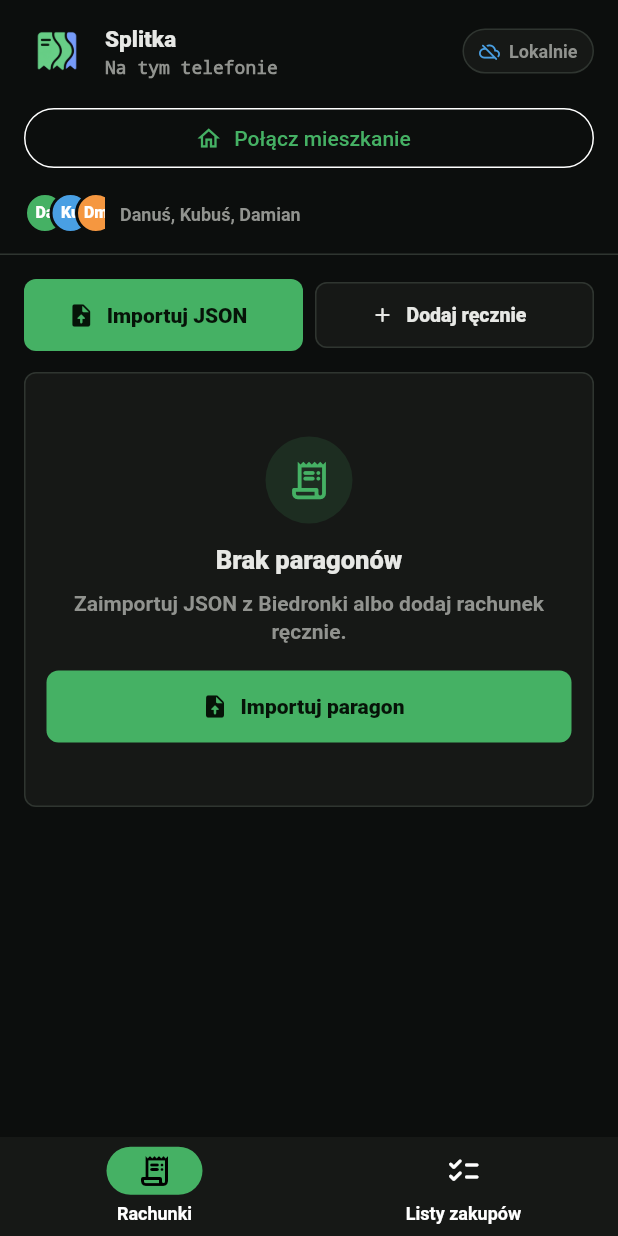
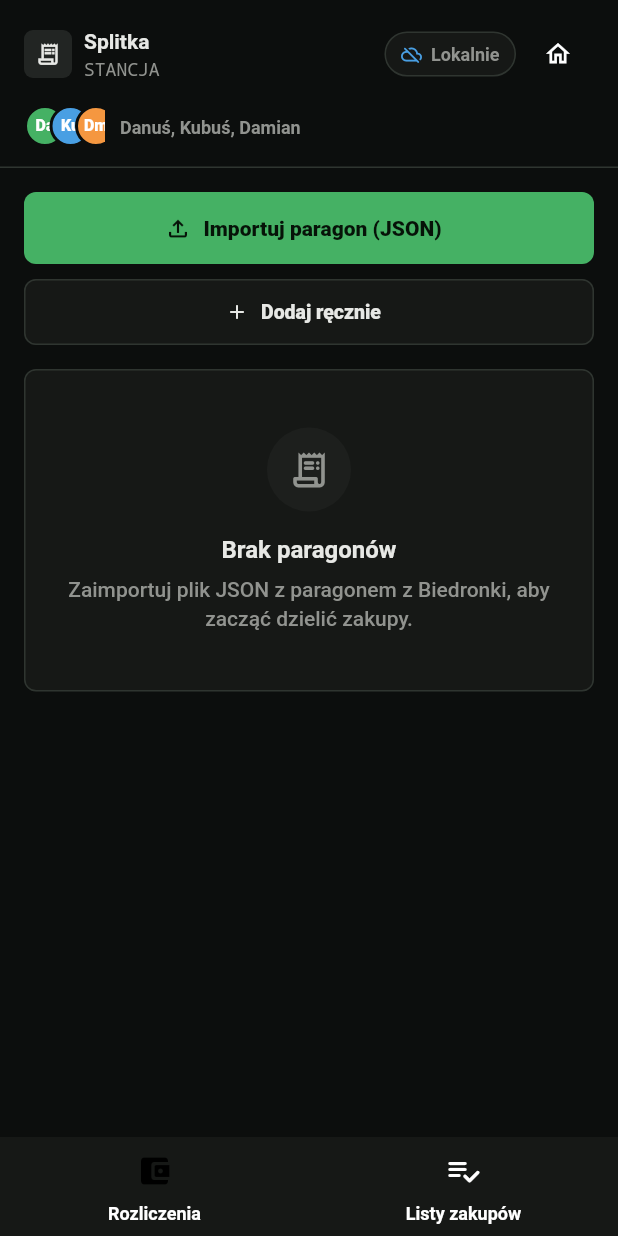
Before and after one commit to Mortexer/Splitka, a Flutter app: the screen it shows after launch, on a phone screen of 412 x 824 dp. Run offline on Flutter 3.47's test engine with Material 3 defaults, Android fonts, the phone set to English and light mode, and no system bars; our stand-ins replace cloud_firestore, file_picker, firebase_auth, firebase_core, shared_preferences; accounts and stored records are empty.

Commit message:
style: redesign bill splitting screens

```diff
--- a/lib/ui/dashboard_screen.dart
+++ b/lib/ui/dashboard_screen.dart
@@ -4,6 +4,7 @@ import '../domain/money.dart';
 import '../domain/models.dart';
 import '../domain/receipts.dart';
 import '../domain/settlements.dart';
+import '../domain/shopping_lists.dart';
 import '../state/household_controller.dart';
 import 'common_widgets.dart';
 import 'room_dialog.dart';
@@ -51,6 +52,15 @@ class _DashboardScreenState extends State<DashboardScreen> {
   Widget build(BuildContext context) {
     final household = controller.household;
     final settlement = calculateSettlement(household);
+    final shoppingBadge = shoppingListIds(household).fold<int>(
+      0,
+      (sum, listId) =>
+          sum +
+          shoppingItems(
+            household,
+            listId,
+          ).where((item) => !item.completed).length,
+    );
 
     return Scaffold(
       body: SafeArea(
@@ -59,6 +69,7 @@ class _DashboardScreenState extends State<DashboardScreen> {
             children: [
               _Header(
                 controller: controller,
+                selectedTab: _selectedTab,
                 onRoomPressed: () => showDialog<void>(
                   context: context,
                   barrierDismissible: false,
@@ -72,23 +83,21 @@ class _DashboardScreenState extends State<DashboardScreen> {
                     ListView(
                       padding: const EdgeInsets.fromLTRB(16, 16, 16, 34),
                       children: [
+                        PrimaryActionButton(
+                          label: widget.importing
+                              ? 'Importowanie...'
+                              : 'Importuj paragon (JSON)',
+                          icon: Icons.file_upload_outlined,
+                          onPressed: widget.onImport,
+                          enabled: !widget.importing,
+                        ),
+                        const SizedBox(height: 8),
                         Row(
                           children: [
                             Expanded(
-                              child: PrimaryActionButton(
-                                label: widget.importing
-                                    ? 'Importowanie...'
-                                    : 'Importuj JSON',
-                                icon: Icons.upload_file_rounded,
-                                onPressed: widget.onImport,
-                                enabled: !widget.importing,
-                              ),
-                            ),
-                            const SizedBox(width: 8),
-                            Expanded(
                               child: SecondaryActionButton(
                                 label: _manualFormOpen
-                                    ? 'Zamknij'
+                                    ? 'Zamknij formularz'
                                     : 'Dodaj ręcznie',
                                 icon: _manualFormOpen
                                     ? Icons.close_rounded
@@ -98,6 +107,14 @@ class _DashboardScreenState extends State<DashboardScreen> {
                                 ),
                               ),
                             ),
+                            if (household.receipts.isNotEmpty) ...[
+                              const SizedBox(width: 8),
+                              IconButton.outlined(
+                                tooltip: 'Wyczyść rachunki',
+                                onPressed: widget.onClearAll,
+                                icon: const Icon(Icons.delete_sweep_outlined),
+                              ),
+                            ],
                           ],
                         ),
                         if (_manualFormOpen) ...[
@@ -119,10 +136,7 @@ class _DashboardScreenState extends State<DashboardScreen> {
                         ],
                         const SizedBox(height: 14),
                         if (household.receipts.isEmpty)
-                          EmptyState(
-                            importing: widget.importing,
-                            onImport: widget.onImport,
-                          )
+                          const EmptyState()
                         else ...[
                           SectionHeader(
                             title: 'Paragony',
@@ -140,12 +154,6 @@ class _DashboardScreenState extends State<DashboardScreen> {
                               ),
                             ),
                           ),
-                          SecondaryActionButton(
-                            label: 'Wyczyść rachunki',
-                            icon: Icons.refresh_rounded,
-                            onPressed: widget.onClearAll,
-                          ),
-                          const SizedBox(height: 14),
                           SettlementCard(settlement: settlement),
                         ],
                       ],
@@ -176,16 +184,27 @@ class _DashboardScreenState extends State<DashboardScreen> {
               onDestinationSelected: (index) =>
                   setState(() => _selectedTab = index),
               backgroundColor: AppColors.card,
-              indicatorColor: AppColors.primary,
-              destinations: const [
-                NavigationDestination(
-                  icon: Icon(Icons.receipt_long_outlined),
-                  selectedIcon: Icon(Icons.receipt_long_rounded),
-                  label: 'Rachunki',
+              destinations: [
+                const NavigationDestination(
+                  icon: Icon(Icons.account_balance_wallet_outlined),
+                  selectedIcon: Icon(Icons.account_balance_wallet_rounded),
+                  label: 'Rozliczenia',
                 ),
                 NavigationDestination(
-                  icon: Icon(Icons.checklist_rounded),
-                  selectedIcon: Icon(Icons.shopping_cart_rounded),
+                  icon: Badge.count(
+                    count: shoppingBadge,
+                    isLabelVisible: shoppingBadge > 0,
+                    backgroundColor: AppColors.primary,
+                    textColor: AppColors.primaryForeground,
+                    child: const Icon(Icons.playlist_add_check_rounded),
+                  ),
+                  selectedIcon: Badge.count(
+                    count: shoppingBadge,
+                    isLabelVisible: shoppingBadge > 0,
+                    backgroundColor: AppColors.primary,
+                    textColor: AppColors.primaryForeground,
+                    child: const Icon(Icons.playlist_add_check_rounded),
+                  ),
                   label: 'Listy zakupów',
                 ),
               ],
@@ -198,14 +217,20 @@ class _DashboardScreenState extends State<DashboardScreen> {
 }
 
 class _Header extends StatelessWidget {
-  const _Header({required this.controller, required this.onRoomPressed});
+  const _Header({
+    required this.controller,
+    required this.selectedTab,
+    required this.onRoomPressed,
+  });
 
   final HouseholdController controller;
+  final int selectedTab;
   final VoidCallback onRoomPressed;
 
   @override
   Widget build(BuildContext context) {
     final household = controller.household;
+    final showingLists = selectedTab == 1;
 
     return DecoratedBox(
       decoration: const BoxDecoration(
@@ -218,36 +243,47 @@ class _Header extends StatelessWidget {
           children: [
             Row(
               children: [
-                Image.asset(
-                  'assets/branding/splitka-foreground.png',
-                  width: 44,
-                  height: 44,
-                  fit: BoxFit.contain,
-                  excludeFromSemantics: true,
+                Container(
+                  width: 32,
+                  height: 32,
+                  alignment: Alignment.center,
+                  decoration: BoxDecoration(
+                    color: AppColors.cardAlt,
+                    borderRadius: BorderRadius.circular(6),
                   ),
-                const SizedBox(width: 10),
+                  child: Icon(
+                    showingLists
+                        ? Icons.shopping_basket_outlined
+                        : Icons.receipt_long_outlined,
+                    color: AppColors.text,
+                    size: 17,
+                  ),
+                ),
+                const SizedBox(width: 8),
                 Expanded(
                   child: Column(
                     crossAxisAlignment: CrossAxisAlignment.start,
                     children: [
-                      const Text(
-                        'Splitka',
-                        style: TextStyle(
+                      Text(
+                        showingLists ? 'Listy zakupów' : 'Splitka',
+                        maxLines: 1,
+                        overflow: TextOverflow.ellipsis,
+                        style: const TextStyle(
                           color: AppColors.text,
-                          fontSize: 15,
-                          fontWeight: FontWeight.w900,
+                          fontSize: 14,
+                          fontWeight: FontWeight.w600,
                         ),
                       ),
                       Text(
                         controller.isCloudRoom
-                            ? 'Wspólne mieszkanie'
-                            : 'Na tym telefonie',
+                            ? 'WSPÓLNE MIESZKANIE'
+                            : 'STANCJA',
                         maxLines: 1,
                         overflow: TextOverflow.ellipsis,
                         style: const TextStyle(
                           color: AppColors.textMuted,
                           fontSize: 12,
-                          fontWeight: FontWeight.w700,
+                          fontWeight: FontWeight.w500,
                           fontFamily: 'monospace',
                         ),
                       ),
@@ -257,43 +293,32 @@ class _Header extends StatelessWidget {
                 SyncBadge(
                   syncState: controller.syncState,
                   error: controller.error,
+                  compact: MediaQuery.sizeOf(context).width <= 360,
+                ),
+                const SizedBox(width: 4),
+                IconButton(
+                  tooltip: controller.isCloudRoom
+                      ? 'Mieszkanie'
+                      : 'Połącz mieszkanie',
+                  onPressed: controller.busy ? null : onRoomPressed,
+                  icon: const Icon(Icons.home_outlined, size: 19),
+                  style: IconButton.styleFrom(
+                    fixedSize: const Size(34, 34),
+                    minimumSize: const Size(34, 34),
+                    padding: EdgeInsets.zero,
+                  ),
                 ),
               ],
             ),
-            const SizedBox(height: 12),
-            Row(
-              children: [
-                Expanded(
-                  child: OutlinedButton.icon(
-                    onPressed: controller.busy ? null : onRoomPressed,
-                    icon: const Icon(Icons.home_outlined, size: 18),
-                    label: Text(
-                      controller.isCloudRoom
-                          ? 'Mieszkanie'
-                          : 'Połącz mieszkanie',
-                    ),
-                  ),
-                ),
-                if (controller.isCloudRoom) ...[
-                  const SizedBox(width: 8),
-                  IconButton(
-                    tooltip: 'Połącz ponownie',
-                    onPressed: controller.busy
-                        ? null
-                        : controller.retryConnection,
-                    icon: const Icon(Icons.sync_rounded, size: 20),
-                  ),
-                ],
-              ],
-            ),
-            const SizedBox(height: 12),
             if (controller.error != null) ...[
+              const SizedBox(height: 8),
               Text(
                 controller.error!,
                 style: const TextStyle(color: AppColors.danger, fontSize: 12),
               ),
-              const SizedBox(height: 8),
             ],
+            if (!showingLists) ...[
+              const SizedBox(height: 10),
               Row(
                 children: [
                   SizedBox(
@@ -331,6 +356,7 @@ class _Header extends StatelessWidget {
                   ),
                 ],
               ),
+            ],
           ],
         ),
       ),
@@ -452,68 +478,55 @@ class _ManualReceiptCardState extends State<ManualReceiptCard> {
 }
 
 class EmptyState extends StatelessWidget {
-  const EmptyState({
-    super.key,
-    required this.importing,
-    required this.onImport,
-  });
-
-  final bool importing;
-  final VoidCallback onImport;
+  const EmptyState({super.key});
 
   @override
   Widget build(BuildContext context) {
-    return AppCard(
-      child: Padding(
-        padding: const EdgeInsets.symmetric(vertical: 28),
-        child: Column(
+    return Container(
+      width: double.infinity,
+      padding: const EdgeInsets.symmetric(horizontal: 24, vertical: 38),
+      decoration: BoxDecoration(
+        color: AppColors.card,
+        borderRadius: BorderRadius.circular(8),
+        border: Border.all(color: AppColors.border),
+      ),
+      child: const Column(
         children: [
-            Container(
-              width: 58,
-              height: 58,
-              alignment: Alignment.center,
+          DecoratedBox(
             decoration: BoxDecoration(
-                color: AppColors.primary.withValues(alpha: 0.14),
+              color: AppColors.muted,
               shape: BoxShape.circle,
             ),
-              child: const Icon(
+            child: SizedBox.square(
+              dimension: 56,
+              child: Icon(
                 Icons.receipt_long_rounded,
-                color: AppColors.primary,
-                size: 30,
+                color: AppColors.textMuted,
+                size: 28,
               ),
             ),
-            const SizedBox(height: 12),
-            const Text(
+          ),
+          SizedBox(height: 14),
+          Text(
             'Brak paragonów',
             style: TextStyle(
               color: AppColors.text,
-                fontSize: 17,
-                fontWeight: FontWeight.w900,
+              fontSize: 16,
+              fontWeight: FontWeight.w600,
             ),
           ),
-            const SizedBox(height: 8),
-            const Text(
-              'Zaimportuj JSON z Biedronki albo dodaj rachunek ręcznie.',
+          SizedBox(height: 6),
+          Text(
+            'Zaimportuj plik JSON z paragonem z Biedronki, aby zacząć dzielić zakupy.',
             textAlign: TextAlign.center,
             style: TextStyle(
               color: AppColors.textMuted,
               fontSize: 14,
-                fontWeight: FontWeight.w600,
+              fontWeight: FontWeight.w500,
               height: 1.35,
             ),
           ),
-            const SizedBox(height: 16),
-            SizedBox(
-              width: double.infinity,
-              child: PrimaryActionButton(
-                label: importing ? 'Importowanie...' : 'Importuj paragon',
-                icon: Icons.upload_file_rounded,
-                onPressed: onImport,
-                enabled: !importing,
-              ),
-            ),
         ],
-        ),
       ),
     );
   }
@@ -558,12 +571,12 @@ class ReceiptListItem extends StatelessWidget {
                 height: 40,
                 alignment: Alignment.center,
                 decoration: BoxDecoration(
-                  color: AppColors.primary.withValues(alpha: 0.14),
-                  borderRadius: BorderRadius.circular(8),
+                  color: AppColors.muted,
+                  borderRadius: BorderRadius.circular(6),
                 ),
                 child: const Icon(
                   Icons.receipt_long_rounded,
-                  color: AppColors.primary,
+                  color: AppColors.textMuted,
                   size: 18,
                 ),
               ),
@@ -593,7 +606,7 @@ class ReceiptListItem extends StatelessWidget {
                       style: const TextStyle(
                         color: AppColors.text,
                         fontSize: 14,
-                        fontWeight: FontWeight.w800,
+                        fontWeight: FontWeight.w600,
                       ),
                     ),
                     const SizedBox(height: 6),
@@ -609,7 +622,7 @@ class ReceiptListItem extends StatelessWidget {
                             style: const TextStyle(
                               color: AppColors.textMuted,
                               fontSize: 12,
-                              fontWeight: FontWeight.w600,
+                              fontWeight: FontWeight.w500,
                             ),
                           ),
                         ),
@@ -627,7 +640,7 @@ class ReceiptListItem extends StatelessWidget {
                     style: const TextStyle(
                       color: AppColors.text,
                       fontSize: 14,
-                      fontWeight: FontWeight.w900,
+                      fontWeight: FontWeight.w600,
                       fontFeatures: [FontFeature.tabularFigures()],
                     ),
                   ),
```
Also changed, not shown: lib/ui/receipt_detail_screen.dart (+141 -57 lines), 1 other file. Lines whose indentation alone changed are shown as unchanged.
